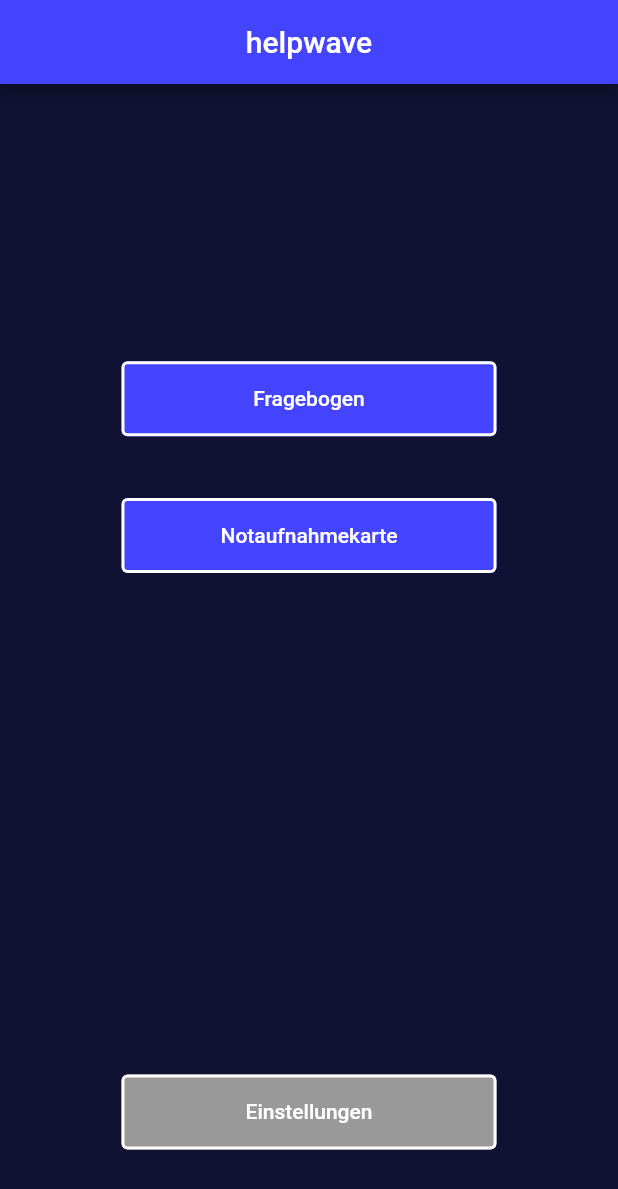
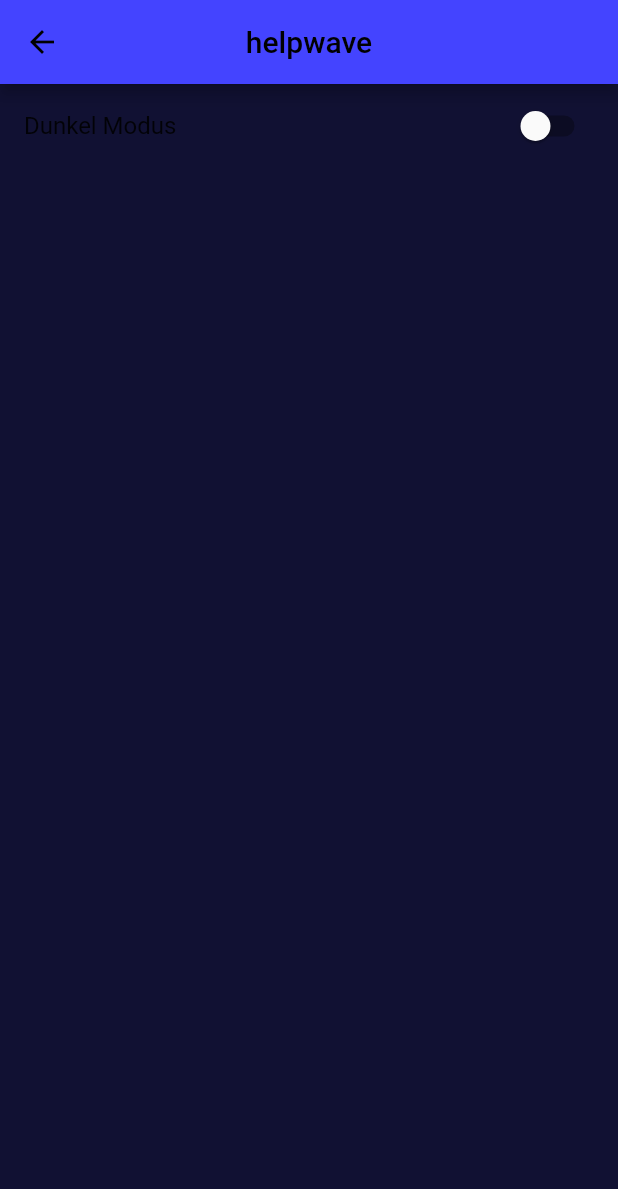
Before and after one commit to helpwave/mobile-app, a Flutter app: the screen it shows after launch, after a tap on "Starten", after a tap on "Einstellungen", on a phone screen of 412 x 824 dp. Shown: the top 1189 px of the screen. Run offline on Flutter 3.47's test engine with Material 2 defaults, Android fonts, the phone set to English and light mode, and no system bars; our stand-ins replace shared_preferences; missing offline and left inert: flutter_osm_plugin.

Commit message:
feat: add in app dark light theme switch

```diff
--- a/lib/main.dart
+++ b/lib/main.dart
@@ -1,7 +1,9 @@
 import 'package:flutter/material.dart';
 import 'package:helpwave/pages/landing.dart';
+import 'package:helpwave/services/theme_model.dart';
 import 'package:helpwave/styling/dark_theme.dart';
 import 'package:helpwave/styling/light_theme.dart';
+import 'package:provider/provider.dart';
 
 void main() {
   runApp(const MyApp());
@@ -13,12 +15,19 @@
   // This widget is the root of your application.
   @override
   Widget build(BuildContext context) {
-    return MaterialApp(
-      title: 'helpwave',
-      theme: lightTheme,
-      darkTheme: darkTheme,
-      themeMode: ThemeMode.dark,// TODO make switchable or use ThemeMode.system
-      home: const LandingPage(),
+    return ChangeNotifierProvider(
+      create: (_) => ThemeModel(),
+      child: Consumer<ThemeModel>(
+        builder: (_, ThemeModel themeNotifier, __) {
+          return MaterialApp(
+            title: 'helpwave',
+            theme: lightTheme,
+            darkTheme: darkTheme,
+            themeMode: themeNotifier.isDark ? ThemeMode.dark : ThemeMode.light,
+            home: const LandingPage(),
+          );
+        },
+      ),
     );
   }
 }
--- a/lib/pages/home.dart
+++ b/lib/pages/home.dart
@@ -1,4 +1,5 @@
 import 'package:flutter/material.dart';
+import 'package:helpwave/pages/setting.dart';
 import 'package:helpwave/pages/street_map_view.dart';
 import 'package:helpwave/pages/questionnaire.dart';
 import 'package:helpwave/styling/constants.dart';
@@ -65,8 +66,12 @@
             Center(
               child: OutlinedButton(
                 onPressed: () {
-                  // TODO Add Settings Route
-                  //Navigator.push(context, MaterialPageRoute(builder: (context) => SomePage(),))
+                  Navigator.push(
+                    context,
+                    MaterialPageRoute(
+                      builder: (_) => const SettingsPage(),
+                    ),
+                  );
                 },
                 style: ButtonStyle(
                     backgroundColor: MaterialStateProperty.all<Color>(
--- /dev/null
+++ b/lib/pages/setting.dart
@@ -0,0 +1,35 @@
+import 'package:flutter/material.dart';
+import 'package:provider/provider.dart';
+import '../services/theme_model.dart';
+
+class SettingsPage extends StatefulWidget {
+  const SettingsPage({super.key});
+
+  @override
+  State<StatefulWidget> createState() => _SettingsPageState();
+}
+
+class _SettingsPageState extends State<SettingsPage> {
+  @override
+  Widget build(BuildContext context) {
+    return Consumer<ThemeModel>(
+      builder: (_, ThemeModel themeNotifier, __) {
+        return Scaffold(
+          appBar: AppBar(
+            centerTitle: true,
+            title: const Text("helpwave"),
+          ),
+          body: ListView(
+            children: [
+              SwitchListTile(
+                value: themeNotifier.isDark,
+                title: const Text("Dunkel Modus"),
+                onChanged: (value) => themeNotifier.isDark = value,
+              ),
+            ],
+          ),
+        );
+      },
+    );
+  }
+}
--- /dev/null
+++ b/lib/services/theme_model.dart
@@ -0,0 +1,23 @@
+import 'package:flutter/material.dart';
+import 'package:helpwave/services/theme_preferences.dart';
+
+class ThemeModel extends ChangeNotifier {
+  bool _isDark=false;
+  final ThemePreferences _preferences = ThemePreferences();
+  bool get isDark => _isDark;
+
+  ThemeModel() {
+    getPreferences();
+  }
+
+  set isDark(bool value) {
+    _isDark = value;
+    _preferences.setTheme(value);
+    notifyListeners();
+  }
+
+  getPreferences() async {
+    _isDark = await _preferences.getTheme();
+    notifyListeners();
+  }
+}
--- /dev/null
+++ b/lib/services/theme_preferences.dart
@@ -0,0 +1,15 @@
+import 'package:shared_preferences/shared_preferences.dart';
+
+class ThemePreferences {
+  final String sharedPreferencesThemeKey = "is_dark_theme";
+
+  setTheme(bool value) async {
+    SharedPreferences sharedPreferences = await SharedPreferences.getInstance();
+    sharedPreferences.setBool(sharedPreferencesThemeKey, value);
+  }
+
+  getTheme() async {
+    SharedPreferences sharedPreferences = await SharedPreferences.getInstance();
+    return sharedPreferences.getBool(sharedPreferencesThemeKey) ?? false;
+  }
+}
--- a/pubspec.yaml
+++ b/pubspec.yaml
@@ -37,6 +37,8 @@
   # Use with the CupertinoIcons class for iOS style icons.
   cupertino_icons: ^1.0.2
   flutter_osm_plugin: ^0.40.3
+  provider: ^6.0.3
+  shared_preferences: ^2.0.15
 
 dev_dependencies:
   flutter_test:
```
